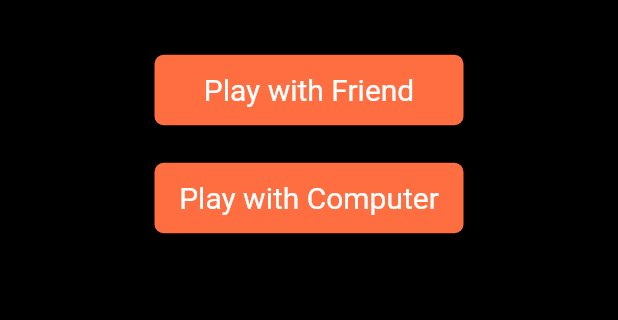
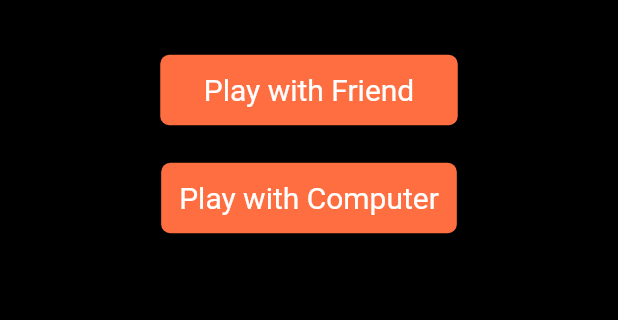
Before and after one commit to 1998apoorvmalik/flutter-tic-tac-toe, a Flutter app: the screen it shows after launch, on a phone screen of 412 x 824 dp, the part 534-854 px from its top. Run offline on Flutter 3.47's test engine with Material 2 defaults, Android fonts, the phone set to English and light mode, and no system bars; our stand-ins replace bloc, equatable, flutter_bloc, tuple.

Commit message:
Fixed layout

```diff
--- a/lib/board/widgets/board_element.dart
+++ b/lib/board/widgets/board_element.dart
@@ -1,5 +1,6 @@
 import 'package:flutter/material.dart';
 import 'package:flutter/widgets.dart';
+import 'package:tic_tac_toe/constants.dart';
 import 'package:tic_tac_toe/enums.dart';
 
 class BoardElement extends StatelessWidget {
@@ -37,7 +38,8 @@ class BoardElement extends StatelessWidget {
         onPressed: onPressed,
         icon: Center(
           child: Icon(elementIcon,
-              size: MediaQuery.of(context).size.width / (boardSize + 3)),
+              size: kBoardSideLength /
+                  (boardSize + (elementIcon == Icons.circle_outlined ? 4 : 3))),
         ),
       ),
     );
--- a/lib/constants.dart
+++ b/lib/constants.dart
@@ -1,2 +1,3 @@
 const int kDefaultBoardSize = 5;
 const Duration kRandomAgentThinkDuration = Duration(milliseconds: 150);
+const double kBoardSideLength = 400;
--- a/lib/main.dart
+++ b/lib/main.dart
@@ -1,3 +1,4 @@
+import 'package:flutter/foundation.dart';
 import 'package:flutter/material.dart';
 import 'package:flutter_bloc/flutter_bloc.dart';
 import 'package:tic_tac_toe/cubit/game_controller_cubit.dart';
@@ -13,7 +14,8 @@ void main() {
         theme: ThemeData.dark().copyWith(
           textButtonTheme: TextButtonThemeData(
             style: TextButton.styleFrom(
-              padding: const EdgeInsets.all(12),
+              padding:
+                  kIsWeb ? const EdgeInsets.all(24) : const EdgeInsets.all(12),
               primary: Colors.white,
               backgroundColor: Colors.deepOrangeAccent,
               textStyle: const TextStyle(fontSize: 20),
--- a/lib/screens/game_screen.dart
+++ b/lib/screens/game_screen.dart
@@ -4,6 +4,7 @@ import 'package:tic_tac_toe/agents/random_agent.dart';
 import 'package:tic_tac_toe/board/board_index.dart';
 import 'package:tic_tac_toe/board/cubit/board_cubit.dart';
 import 'package:tic_tac_toe/board/widgets/widgets.dart';
+import 'package:tic_tac_toe/constants.dart';
 import 'package:tic_tac_toe/cubit/game_controller_cubit.dart';
 import 'package:tic_tac_toe/enums.dart';
 import 'package:tic_tac_toe/game_settings_dialog.dart';
@@ -170,7 +171,9 @@ class GameScreen extends StatelessWidget {
                   ],
                 ),
               ),
-              Expanded(
+              SizedBox(
+                width: kBoardSideLength,
+                height: kBoardSideLength,
                 child: GridView.count(
                   physics: const NeverScrollableScrollPhysics(),
                   padding: const EdgeInsets.symmetric(horizontal: 32.0),
--- a/lib/screens/home_screen.dart
+++ b/lib/screens/home_screen.dart
@@ -16,9 +16,9 @@ class HomeScreen extends StatelessWidget {
     return BlocConsumer<GameControllerCubit, GameControllerState>(
       listener: (context, state) {},
       builder: (BuildContext context, GameControllerState state) {
-        return Column(
+        return Center(
+          child: Column(
             mainAxisAlignment: MainAxisAlignment.center,
-          crossAxisAlignment: CrossAxisAlignment.stretch,
             children: [
               const Text(
                 'Tic Tac Toe',
@@ -42,8 +42,11 @@ class HomeScreen extends StatelessWidget {
                         context: context,
                         builder: (_) => const GameSettingsDialog());
                   },
-                child: const Text(
+                  child: const Padding(
+                    padding: EdgeInsets.symmetric(horizontal: 17.0),
+                    child: Text(
                       'Play with Friend',
+                    ),
                   ),
                 ),
               ),
@@ -67,6 +70,7 @@ class HomeScreen extends StatelessWidget {
                 ),
               ),
             ],
+          ),
         );
       },
     );
```
Lines whose indentation alone changed are shown as unchanged.
